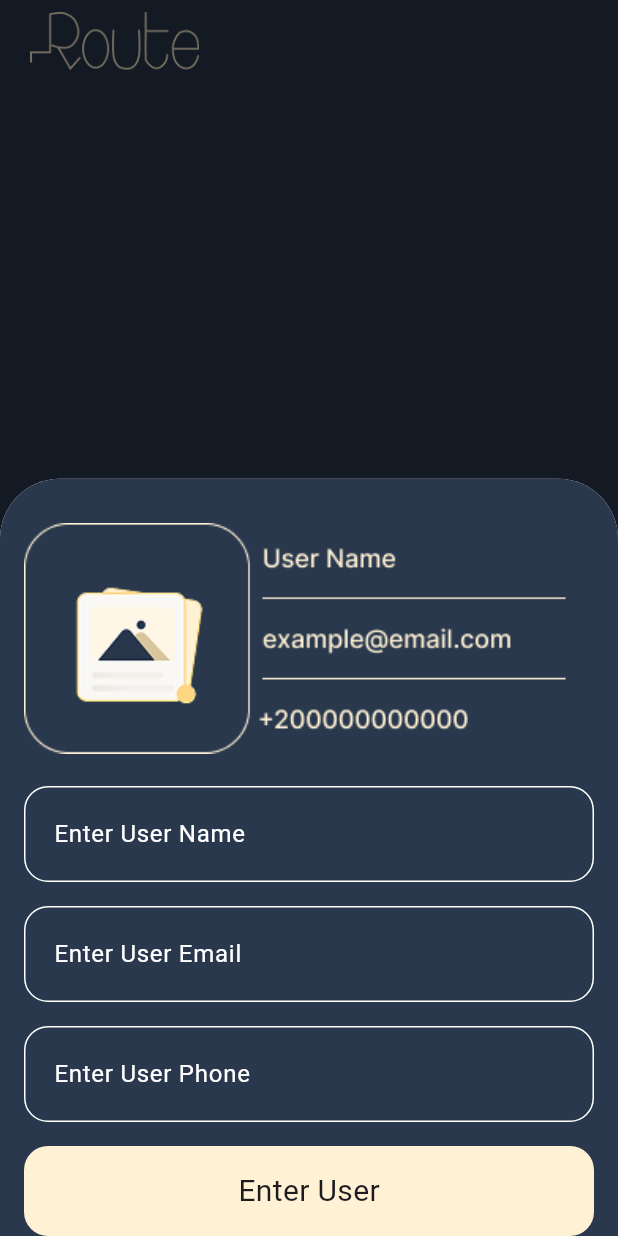
After one commit to essammetwally1/contact, a Flutter app: the screen it shows after launch, after a tap on the "add" icon, on a phone screen of 412 x 824 dp. The commit adds this screen. Run offline on Flutter 3.47's test engine with Material 3 defaults, Android fonts, the phone set to English and light mode, and no system bars.

Commit message:
add contact done

```diff
--- /dev/null
+++ b/lib/componants/add_contact.dart
@@ -0,0 +1,42 @@
+import 'package:contact/componants/contact_form.dart';
+import 'package:flutter/material.dart';
+
+class AddContact extends StatelessWidget {
+  const AddContact({super.key});
+
+  @override
+  Widget build(BuildContext context) {
+    return Container(
+      decoration: BoxDecoration(
+        color: Color(0xff29384D),
+
+        borderRadius: BorderRadius.only(
+          topLeft: Radius.circular(40),
+          topRight: Radius.circular(40),
+        ),
+      ),
+      child: SafeArea(
+        child: Padding(
+          padding: EdgeInsets.only(
+            bottom: MediaQuery.of(context).viewInsets.bottom,
+            left: 16,
+            right: 16,
+            top: 24,
+          ),
+          child: Column(
+            mainAxisSize: MainAxisSize.min,
+            children: [
+              Image.asset(
+                'assets/addcontactgroup.png',
+                height: MediaQuery.sizeOf(context).height * .2,
+                width: double.infinity,
+                fit: BoxFit.contain,
+              ),
+              ContactForm(),
+            ],
+          ),
+        ),
+      ),
+    );
+  }
+}
--- /dev/null
+++ b/lib/componants/contact_form.dart
@@ -0,0 +1,122 @@
+import 'package:flutter/material.dart';
+
+class ContactForm extends StatefulWidget {
+  const ContactForm({super.key});
+
+  @override
+  State<ContactForm> createState() => _ContactFormState();
+}
+
+class _ContactFormState extends State<ContactForm> {
+  final _formKey = GlobalKey<FormState>();
+  final _nameController = TextEditingController();
+  final _phoneController = TextEditingController();
+  final _emailController = TextEditingController();
+
+  void submit() {
+    if (_formKey.currentState!.validate()) {
+      Navigator.of(context).pop();
+      ScaffoldMessenger.of(
+        context,
+      ).showSnackBar(const SnackBar(content: Text('Contact Saved')));
+    }
+  }
+
+  InputDecoration customInputDecoration(String hintText) {
+    return InputDecoration(
+      hintText: hintText,
+      hintStyle: const TextStyle(color: Colors.white),
+      filled: true,
+      fillColor: const Color(0xff29384D),
+      contentPadding: const EdgeInsets.symmetric(horizontal: 16, vertical: 20),
+      enabledBorder: OutlineInputBorder(
+        borderRadius: BorderRadius.circular(16),
+        borderSide: const BorderSide(color: Colors.white),
+      ),
+      focusedBorder: OutlineInputBorder(
+        borderRadius: BorderRadius.circular(16),
+        borderSide: const BorderSide(color: Colors.white, width: 2),
+      ),
+      border: OutlineInputBorder(
+        borderRadius: BorderRadius.circular(16),
+        borderSide: const BorderSide(color: Colors.white),
+      ),
+    );
+  }
+
+  @override
+  Widget build(BuildContext context) {
+    return Form(
+      key: _formKey,
+      child: Column(
+        children: [
+          const SizedBox(height: 16),
+
+          // Name Field
+          TextFormField(
+            cursorColor: Colors.white,
+            controller: _nameController,
+            style: const TextStyle(color: Colors.white),
+            decoration: customInputDecoration('Enter User Name'),
+            validator: (value) =>
+                value == null || value.isEmpty ? 'Enter a name' : null,
+          ),
+
+          const SizedBox(height: 16),
+
+          // Email Field
+          TextFormField(
+            cursorColor: Colors.white,
+
+            controller: _emailController,
+            style: const TextStyle(color: Colors.white),
+            decoration: customInputDecoration('Enter User Email'),
+            keyboardType: TextInputType.emailAddress,
+            validator: (value) {
+              if (value == null || value.isEmpty) return 'Enter an email';
+              if (!value.endsWith('@gmail.com'))
+                return 'Email must end with @gmail.com';
+              return null;
+            },
+          ),
+
+          const SizedBox(height: 16),
+
+          // Phone Field
+          TextFormField(
+            cursorColor: Colors.white,
+
+            controller: _phoneController,
+            style: const TextStyle(color: Colors.white),
+            decoration: customInputDecoration('Enter User Phone'),
+            keyboardType: TextInputType.phone,
+            validator: (value) {
+              if (value == null || value.isEmpty) return 'Enter a phone number';
+              if (!value.startsWith('01')) return 'Phone must start with (01)';
+              return null;
+            },
+          ),
+
+          const SizedBox(height: 16),
+          GestureDetector(
+            onTap: submit,
+            child: Container(
+              width: double.infinity,
+              height: 60,
+              decoration: BoxDecoration(
+                color: Color(0xffFFF1D4),
+                borderRadius: BorderRadius.circular(16),
+              ),
+              child: Center(
+                child: const Text(
+                  'Enter User',
+                  style: TextStyle(fontSize: 20, fontWeight: FontWeight.w400),
+                ),
+              ),
+            ),
+          ),
+        ],
+      ),
+    );
+  }
+}
--- /dev/null
+++ b/lib/models/contact_model.dart
@@ -0,0 +1,7 @@
+class ContactModel {
+  final String phone;
+  final String name;
+  final String email;
+
+  ContactModel({required this.phone, required this.name, required this.email});
+}
--- a/lib/screens/home_screen.dart
+++ b/lib/screens/home_screen.dart
@@ -1,3 +1,4 @@
+import 'package:contact/componants/add_contact.dart';
 import 'package:flutter/material.dart';
 
 class HomeScreen extends StatelessWidget {
@@ -43,6 +44,22 @@ class HomeScreen extends StatelessWidget {
           ],
         ),
       ),
+
+      floatingActionButton: FloatingActionButton(
+        backgroundColor: Color(0xffFFF1D4),
+        onPressed: () {
+          showModalBottomSheet(
+            context: context,
+            isScrollControlled: true,
+            shape: RoundedRectangleBorder(
+              borderRadius: BorderRadius.vertical(top: Radius.circular(40)),
+            ),
+            builder: (context) => const AddContact(),
+          );
+        },
+
+        child: const Icon(Icons.add),
+      ),
     );
   }
 }
```
Also changed, not shown: assets/addcontactgroup.png (added).
